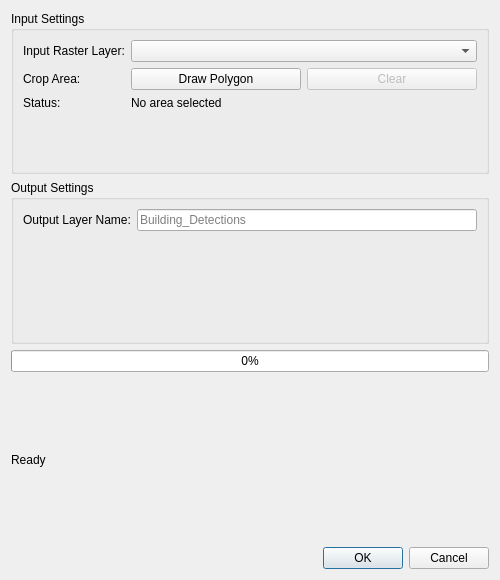
Old version of the form vec_plugin_dialog_base.ui in the repository fw-qgis-vectorizer/QGIS_Plugin.
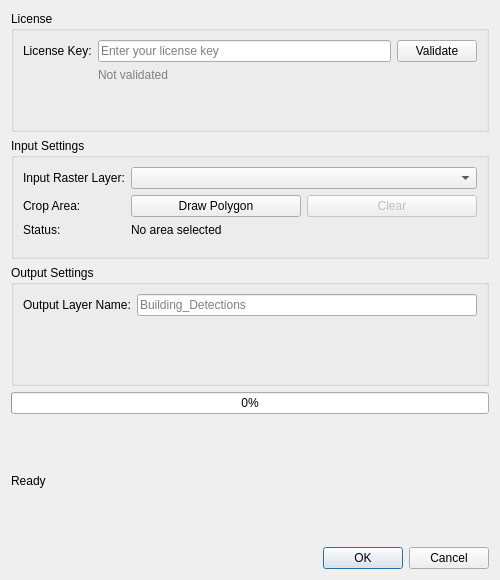
New version of the form.

Commit message: Improve error handling in status polling with detailed error messages

```diff
--- a/vec_plugin_dialog_base.ui
+++ b/vec_plugin_dialog_base.ui
@@ -13,6 +13,50 @@
    <string>FieldWatch - Vectorization</string>
   </property>
   <layout class="QVBoxLayout" name="verticalLayout">
+   <item>
+    <widget class="QGroupBox" name="licenseGroupBox">
+     <property name="title">
+      <string>License</string>
+     </property>
+     <layout class="QFormLayout" name="licenseFormLayout">
+      <item row="0" column="0">
+       <widget class="QLabel" name="licenseKeyLabel">
+        <property name="text">
+         <string>License Key:</string>
+        </property>
+       </widget>
+      </item>
+      <item row="0" column="1">
+       <layout class="QHBoxLayout" name="licenseKeyLayout">
+        <item>
+         <widget class="QLineEdit" name="licenseKeyLineEdit">
+          <property name="placeholderText">
+           <string>Enter your license key</string>
+          </property>
+         </widget>
+        </item>
+        <item>
+         <widget class="QPushButton" name="validateLicenseButton">
+          <property name="text">
+           <string>Validate</string>
+          </property>
+         </widget>
+        </item>
+       </layout>
+      </item>
+      <item row="1" column="1">
+       <widget class="QLabel" name="licenseStatusLabel">
+        <property name="text">
+         <string>Not validated</string>
+        </property>
+        <property name="styleSheet">
+         <string>color: gray;</string>
+        </property>
+       </widget>
+      </item>
+     </layout>
+    </widget>
+   </item>
    <item>
     <widget class="QGroupBox" name="inputGroupBox">
      <property name="title">
```
The commit also changes 3 other files.
